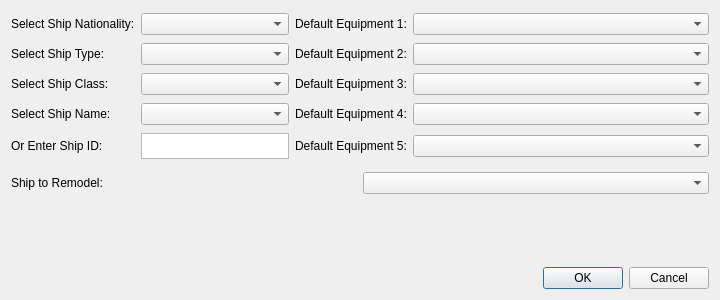
This is FleetMemories/ClientGUI/ui/factory/constructwindow.ui in ibicdlcod/GuoMuoRuoProject as Qt 5 draws it before an edit. The edited form follows.
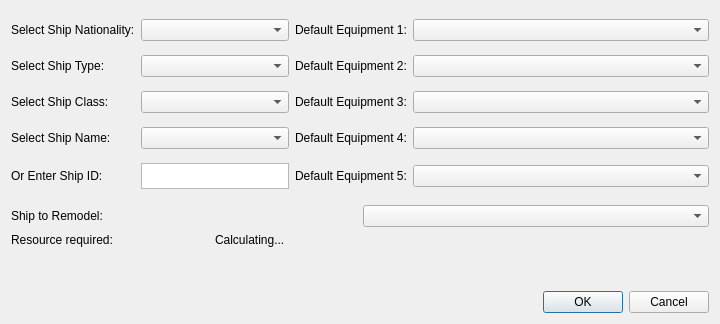
This is the edited form.

Commit message: display dev resources

Patch:
```diff
--- a/FleetMemories/ClientGUI/ui/factory/constructwindow.ui
+++ b/FleetMemories/ClientGUI/ui/factory/constructwindow.ui
@@ -7,7 +7,7 @@
     <x>0</x>
     <y>0</y>
     <width>720</width>
-    <height>300</height>
+    <height>324</height>
    </rect>
   </property>
   <property name="windowTitle">
@@ -348,7 +348,7 @@
        <property name="sizePolicy">
         <sizepolicy hsizetype="Preferred" vsizetype="Fixed">
          <horstretch>0</horstretch>
-         <verstretch>10</verstretch>
+         <verstretch>4</verstretch>
         </sizepolicy>
        </property>
        <property name="minimumSize">
@@ -365,9 +365,9 @@
      <item>
       <widget class="QComboBox" name="listType_10">
        <property name="sizePolicy">
-        <sizepolicy hsizetype="Minimum" vsizetype="Fixed">
+        <sizepolicy hsizetype="Preferred" vsizetype="Fixed">
          <horstretch>0</horstretch>
-         <verstretch>0</verstretch>
+         <verstretch>10</verstretch>
         </sizepolicy>
        </property>
        <property name="sizeAdjustPolicy">
@@ -377,6 +377,36 @@
      </item>
     </layout>
    </item>
+   <item>
+    <layout class="QHBoxLayout" name="horizontalLayout_4">
+     <item>
+      <widget class="QLabel" name="resourceHint">
+       <property name="sizePolicy">
+        <sizepolicy hsizetype="Preferred" vsizetype="Preferred">
+         <horstretch>4</horstretch>
+         <verstretch>0</verstretch>
+        </sizepolicy>
+       </property>
+       <property name="text">
+        <string id="cons-resource-required">Resource required:</string>
+       </property>
+      </widget>
+     </item>
+     <item>
+      <widget class="QLabel" name="resourceAmount">
+       <property name="sizePolicy">
+        <sizepolicy hsizetype="Preferred" vsizetype="Preferred">
+         <horstretch>10</horstretch>
+         <verstretch>0</verstretch>
+        </sizepolicy>
+       </property>
+       <property name="text">
+        <string id="dev-calculating">Calculating...</string>
+       </property>
+      </widget>
+     </item>
+    </layout>
+   </item>
    <item>
     <spacer name="verticalSpacer">
      <property name="orientation">
@@ -387,8 +417,8 @@
      </property>
      <property name="sizeHint" stdset="0">
       <size>
-       <width>20</width>
-       <height>67</height>
+       <width>17</width>
+       <height>38</height>
       </size>
      </property>
     </spacer>
```
The commit also changes 26 other files.
